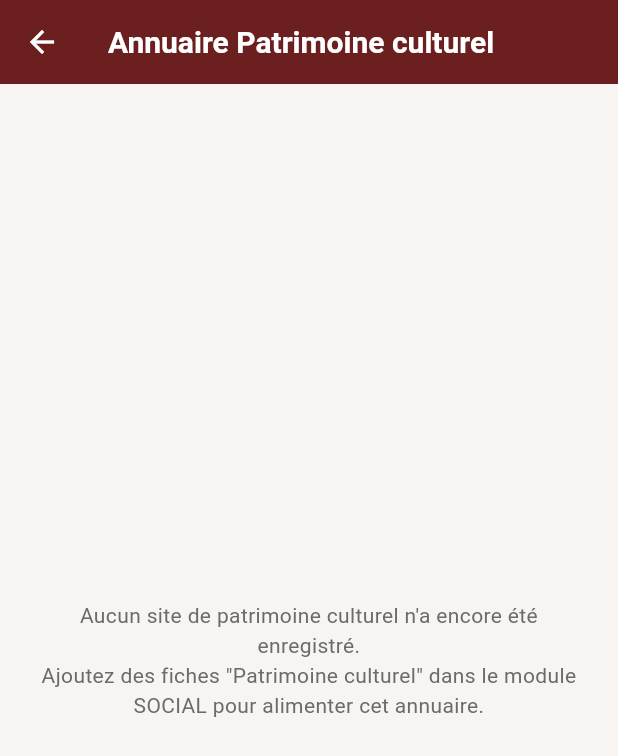
After one commit to smdansoko/okapi-web-admin, a Flutter app: the PatrimoineCulturelReportScreen screen opened directly, on a phone screen of 412 x 824 dp. The commit adds this screen. Shown: the top 756 px of the screen. Run offline on Flutter 3.47's test engine with Material 3 defaults, Android fonts, the phone set to English and light mode, and no system bars; our stand-ins replace fl_chart, hive_flutter, image_picker, pdf, printing, shared_preferences; accounts and stored records are empty.

Commit message:
genspark auto-backup

```diff
--- /dev/null
+++ b/lib/screens/survey/patrimoine_culturel_report_screen.dart
@@ -0,0 +1,340 @@
+import 'package:flutter/material.dart';
+import 'package:provider/provider.dart';
+import '../../models/survey_record.dart';
+import '../../services/survey_data_provider.dart';
+import '../../theme/app_theme.dart';
+
+/// Read-only "Annuaire des sites de patrimoine culturel" report screen,
+/// mirroring the web admin's /social/patrimoine-culturel/rapport page and
+/// matching the structure of the uploaded reference document (OKAPI_Annuaire
+/// des sites Patrimoine culturel.docx): a summary table (VILLAGE / ZONE /
+/// NOM DU SITE / TYPE / SOUS-TYPE / IMPORTANCE) followed by one detailed
+/// label/value section per site, built live from the app's own
+/// "Patrimoine culturel" (SOCIAL module) survey records.
+///
+/// Mobile is VIEW-ONLY (per the user's request: "visible dans l'application
+/// mobile" vs. "visible et exportable sur le serveur web" - export/Word
+/// generation is handled by the web admin, see rapport_patrimoine_docx.py).
+class PatrimoineCulturelReportScreen extends StatelessWidget {
+  const PatrimoineCulturelReportScreen({super.key});
+
+  static const _formKey = 'patrimoine_culturel';
+
+  String _val(Map<String, dynamic> v, String key, [String fallback = '—']) {
+    final x = v[key];
+    if (x == null) return fallback;
+    final s = x.toString().trim();
+    return s.isEmpty ? fallback : s;
+  }
+
+  String _combine(
+    Map<String, dynamic> v,
+    List<String> keys, {
+    String sep = ' — ',
+  }) {
+    final parts = <String>[];
+    for (final k in keys) {
+      final x = v[k];
+      if (x == null) continue;
+      final s = x.toString().trim();
+      if (s.isNotEmpty) parts.add(s);
+    }
+    return parts.isEmpty ? '—' : parts.join(sep);
+  }
+
+  List<String> _coord(Map<String, dynamic> v) {
+    final coord = v['coord'];
+    if (coord == null) return ['—', '—'];
+    final parts = coord.toString().split(' ');
+    final lat = parts.isNotEmpty ? parts[0] : '—';
+    final lon = parts.length > 1 ? parts[1] : '—';
+    return ['Latitude : $lat', 'Longitude : $lon'];
+  }
+
+  String _sousType(Map<String, dynamic> v) {
+    final st = (v['sous_type_site'] ?? '').toString().trim();
+    final autre = (v['autre_sous_type_site'] ?? '').toString().trim();
+    if (st.toLowerCase().contains('autre') && autre.isNotEmpty) return autre;
+    return st.isEmpty ? '—' : st;
+  }
+
+  String _liensAutresSites(Map<String, dynamic> v) {
+    if ((v['liens_autres_sites'] ?? '').toString().trim().toLowerCase() ==
+        'oui') {
+      return _val(v, 'autres_sites_lies');
+    }
+    return 'Non';
+  }
+
+  String _tensions(Map<String, dynamic> v) {
+    if ((v['tensions_conflits'] ?? '').toString().trim().toLowerCase() ==
+        'oui') {
+      return _val(v, 'tensions_conflits_description');
+    }
+    return 'Non';
+  }
+
+  String _usageSite(Map<String, dynamic> v) {
+    final us = (v['usage_site'] ?? '').toString().trim();
+    final autre = (v['autre_usage_site'] ?? '').toString().trim();
+    if (us.toLowerCase().contains('autre') && autre.isNotEmpty) return autre;
+    return us.isEmpty ? '—' : us;
+  }
+
+  Map<String, dynamic> _siteFrom(SurveyRecord r) {
+    final v = r.values;
+    final coord = _coord(v);
+    final nomSite = _val(v, 'nom_site');
+    final identifiant = (v['identifiant'] ?? '').toString().trim();
+    final typeSite = _val(v, 'type_site');
+    final sousType = _sousType(v);
+
+    final detailRows = <List<String>>[
+      ['Signification du nom', _val(v, 'signification_nom')],
+      ['Type de site', sousType != '—' ? '$typeSite / $sousType' : typeSite],
+      ["Degré d'importance", _val(v, 'degre_importance')],
+      ['Qualification du patrimoine', _val(v, 'qualification_patrimoine')],
+      [
+        'Description / Artefacts',
+        _combine(v, ['description', 'artefacts']),
+      ],
+      ['Histoire et pratiques socioculturelles', _val(v, 'histoire')],
+      [
+        'Usages / Évolution / Fréquence',
+        _combine(v, ['usages', 'evolution', 'frequence']),
+      ],
+      [
+        'Propriétaires / Officiants',
+        _combine(v, ['proprietaires', 'officiants']),
+      ],
+      [
+        'Usagers / Rayonnement',
+        _combine(v, ['usagers', 'rayonnement']),
+      ],
+      ['Liens à autres sites', _liensAutresSites(v)],
+      [
+        'Interdits / Accès',
+        _combine(v, ['interdits', 'acces']),
+      ],
+      ['Impact hors mitigation', _val(v, 'impact_hors_mitigation')],
+      [
+        'Destructible / Reproductible',
+        _combine(v, ['destructible', 'reproductible']),
+      ],
+      ['Traitement', _val(v, 'traitement')],
+      ['Mitigation effets', _val(v, 'mitigation_effets')],
+      ['Temps avant traitement', _val(v, 'temps_avant_traitement')],
+      ['Durée de traitement', _val(v, 'duree_traitement')],
+      ['Prochaines étapes', _val(v, 'prochaines_etapes')],
+      ['Réaction de la communauté', _val(v, 'reaction_communaute')],
+      ['Tensions et conflits', _tensions(v)],
+      ['Responsables du site', _val(v, 'responsables_site')],
+      ['Coordonnées GPS', '${coord[0]}    ${coord[1]}'],
+    ];
+
+    final village = (v['localite'] ?? v['sous_prefecture'] ?? '—').toString();
+    final zone = (v['composante'] ?? _usageSite(v)).toString().isEmpty
+        ? '—'
+        : (v['composante'] ?? _usageSite(v)).toString();
+
+    return {
+      'nomSite': nomSite,
+      'heading': (identifiant.isNotEmpty && identifiant != '—')
+          ? '$nomSite – Id : $identifiant'
+          : nomSite,
+      'village': village.isEmpty ? '—' : village,
+      'zone': zone,
+      'typeSite': typeSite,
+      'sousType': sousType,
+      'importance': _val(v, 'degre_importance'),
+      'detailRows': detailRows,
+    };
+  }
+
+  @override
+  Widget build(BuildContext context) {
+    final provider = context.watch<SurveyDataProvider>();
+    final records = provider.recordsFor(_formKey);
+    final sites = records.map(_siteFrom).toList()
+      ..sort((a, b) {
+        final v = (a['village'] as String).compareTo(b['village'] as String);
+        if (v != 0) return v;
+        return (a['nomSite'] as String).compareTo(b['nomSite'] as String);
+      });
+
+    return Scaffold(
+      appBar: AppBar(title: const Text('Annuaire Patrimoine culturel')),
+      body: sites.isEmpty
+          ? const Center(
+              child: Padding(
+                padding: EdgeInsets.all(24),
+                child: Text(
+                  "Aucun site de patrimoine culturel n'a encore été enregistré.\n"
+                  'Ajoutez des fiches "Patrimoine culturel" dans le module SOCIAL pour '
+                  'alimenter cet annuaire.',
+                  textAlign: TextAlign.center,
+                  style: TextStyle(color: OkapiColors.textLight),
+                ),
+              ),
+            )
+          : ListView(
+              padding: const EdgeInsets.all(12),
+              children: [
+                Card(
+                  child: Padding(
+                    padding: const EdgeInsets.all(16),
+                    child: Row(
+                      children: [
+                        const CircleAvatar(
+                          backgroundColor: OkapiColors.primary,
+                          child: Icon(
+                            Icons.temple_buddhist,
+                            color: Colors.white,
+                          ),
+                        ),
+                        const SizedBox(width: 12),
+                        Expanded(
+                          child: Column(
+                            crossAxisAlignment: CrossAxisAlignment.start,
+                            children: [
+                              Text(
+                                '${sites.length} site(s) de patrimoine culturel',
+                                style: const TextStyle(
+                                  fontWeight: FontWeight.bold,
+                                  fontSize: 15,
+                                ),
+                              ),
+                              const Text(
+                                'Rapport formaté — exportable en Word depuis le serveur web',
+                                style: TextStyle(
+                                  fontSize: 12,
+                                  color: OkapiColors.textLight,
+                                ),
+                              ),
+                            ],
+                          ),
+                        ),
+                      ],
+                    ),
+                  ),
+                ),
+                const SizedBox(height: 8),
+                Card(
+                  child: Padding(
+                    padding: const EdgeInsets.all(12),
+                    child: Column(
+                      crossAxisAlignment: CrossAxisAlignment.start,
+                      children: [
+                        const Text(
+                          'Tableau récapitulatif',
+                          style: TextStyle(
+                            fontWeight: FontWeight.bold,
+                            fontSize: 15,
+                          ),
+                        ),
+                        const SizedBox(height: 8),
+                        SingleChildScrollView(
+                          scrollDirection: Axis.horizontal,
+                          child: DataTable(
+                            headingRowColor: WidgetStateProperty.all(
+                              OkapiColors.background,
+                            ),
+                            columns: const [
+                              DataColumn(label: Text('VILLAGE')),
+                              DataColumn(label: Text('ZONE')),
+                              DataColumn(label: Text('NOM DU SITE')),
+                              DataColumn(label: Text('TYPE')),
+                              DataColumn(label: Text('SOUS-TYPE')),
+                              DataColumn(label: Text('IMPORTANCE')),
+                            ],
+                            rows: sites
+                                .map(
+                                  (s) => DataRow(
+                                    cells: [
+                                      DataCell(Text(s['village'] as String)),
+                                      DataCell(Text(s['zone'] as String)),
+                                      DataCell(Text(s['nomSite'] as String)),
+                                      DataCell(Text(s['typeSite'] as String)),
+                                      DataCell(Text(s['sousType'] as String)),
+                                      DataCell(Text(s['importance'] as String)),
+                                    ],
+                                  ),
+                                )
+                                .toList(),
+                          ),
+                        ),
+                      ],
+                    ),
+                  ),
+                ),
+                const SizedBox(height: 8),
+                for (final site in sites) _SiteCard(site: site),
+              ],
+            ),
+    );
+  }
+}
+
+class _SiteCard extends StatelessWidget {
+  final Map<String, dynamic> site;
+  const _SiteCard({required this.site});
+
+  @override
+  Widget build(BuildContext context) {
+    final rows = site['detailRows'] as List<List<String>>;
+    return Card(
+      margin: const EdgeInsets.only(bottom: 8),
+      child: ExpansionTile(
+        initiallyExpanded: false,
+        leading: const Icon(Icons.temple_buddhist, color: OkapiColors.primary),
+        title: Text(
+          site['heading'] as String,
+          style: const TextStyle(fontWeight: FontWeight.bold),
+        ),
+        children: [
+          Padding(
+            padding: const EdgeInsets.fromLTRB(12, 0, 12, 12),
+            child: Table(
+              columnWidths: const {
+                0: FractionColumnWidth(0.38),
+                1: FractionColumnWidth(0.62),
+              },
+              border: TableBorder.all(color: Colors.grey.shade300, width: 0.6),
+              children: rows
+                  .map(
+                    (row) => TableRow(
+                      decoration: BoxDecoration(
+                        color: rows.indexOf(row) % 2 == 0
+                            ? OkapiColors.background
+                            : Colors.white,
+                      ),
+                      children: [
+                        Padding(
+                          padding: const EdgeInsets.all(8),
+                          child: Text(
+                            row[0],
+                            style: const TextStyle(
+                              fontWeight: FontWeight.w600,
+                              fontSize: 12.5,
+                              color: OkapiColors.textLight,
+                            ),
+                          ),
+                        ),
+                        Padding(
+                          padding: const EdgeInsets.all(8),
+                          child: Text(
+                            row[1],
+                            style: const TextStyle(fontSize: 12.5),
+                          ),
+                        ),
+                      ],
+                    ),
+                  )
+                  .toList(),
+            ),
+          ),
+        ],
+      ),
+    );
+  }
+}
```
Also changed, not shown: lib/screens/survey/survey_list_screen.dart (+18 -1 lines), lib/screens/survey/survey_module_screen.dart (+18 -1 lines), 1 other file.
